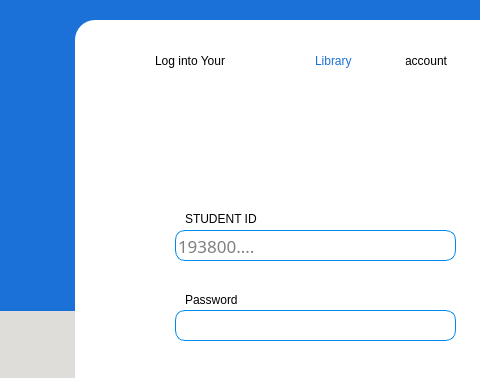
This is Library Management/Windows_Ui/Assets/Ui/Login.ui in mohammedyazid/Library as Qt 5 draws it before an edit; both pictures show x 465 to 945 and y 0 to 378 of the 1128 by 629 pixel window. The edited form follows.
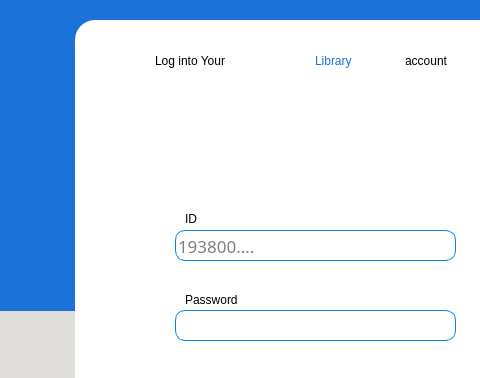
This is the edited form. Icons and pictures are not drawn.

Patch:
```diff
--- a/Library Management/Windows_Ui/Assets/Ui/Login.ui
+++ b/Library Management/Windows_Ui/Assets/Ui/Login.ui
@@ -211,7 +211,7 @@
       <string notr="true">font: 75 16pt &quot;Ubuntu&quot;;</string>
      </property>
      <property name="text">
-      <string>STUDENT ID</string>
+      <string>ID</string>
      </property>
     </widget>
     <widget class="QLabel" name="label6">
```
Left out of the diff: 10 changed lines with no effect on the pictures.
